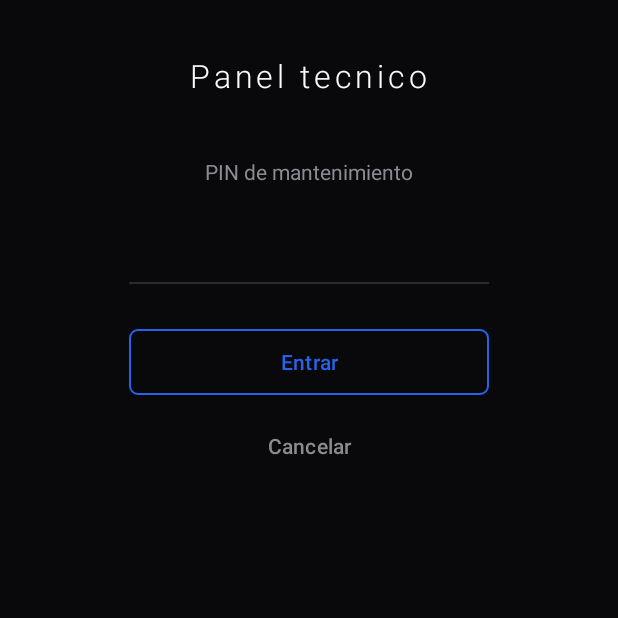
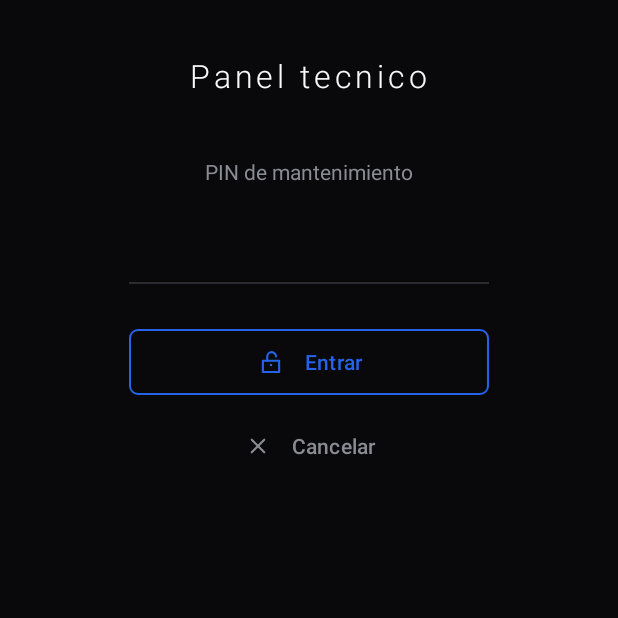
Before and after one commit to ingenieronieto/DIAGNOSTRUCT-releases, an Android app: the TechnicianActivity screen opened directly, with no data from a screen before it, on a phone screen of 412 x 824 dp, the top half of it. Run offline under Robolectric (Android 15) with nearby library versions, the phone set to English and light mode, and no system bars.

```diff
--- a/os/kiosk/launcher/app/src/main/java/com/diagnostruct/os/ui/KioskLauncherActivity.kt
+++ b/os/kiosk/launcher/app/src/main/java/com/diagnostruct/os/ui/KioskLauncherActivity.kt
@@ -9,6 +9,7 @@ import android.os.SystemClock
 import android.util.Log
 import android.view.View
 import androidx.activity.OnBackPressedCallback
+import androidx.annotation.DrawableRes
 import androidx.appcompat.app.AppCompatActivity
 import androidx.core.view.WindowCompat
 import androidx.core.view.WindowInsetsCompat
@@ -93,6 +94,7 @@ class KioskLauncherActivity : AppCompatActivity() {
                 detail = getString(R.string.estado_mantenimiento_detalle),
                 busy = false,
                 showActions = true,
+                icon = R.drawable.ic_mantenimiento,
             )
             return
         }
@@ -107,6 +109,7 @@ class KioskLauncherActivity : AppCompatActivity() {
                 detail = resources.getQuantityString(R.plurals.estado_tregua_detalle, minutos, minutos),
                 busy = false,
                 showActions = true,
+                icon = R.drawable.ic_pausa,
             )
             return
         }
@@ -119,6 +122,7 @@ class KioskLauncherActivity : AppCompatActivity() {
                 detail = getString(R.string.estado_sin_app_detalle),
                 busy = true,
                 showActions = true,
+                icon = R.drawable.ic_descarga,
             )
             UpdateScheduler.checkNow(this)
             return
@@ -202,6 +206,7 @@ class KioskLauncherActivity : AppCompatActivity() {
         detail = getString(R.string.estado_fallo_detalle),
         busy = false,
         showActions = true,
+        icon = R.drawable.ic_alerta,
     )
 
     /**
@@ -230,12 +235,30 @@ class KioskLauncherActivity : AppCompatActivity() {
             .isSuccess
     }
 
-    private fun showState(title: String, detail: String, busy: Boolean, showActions: Boolean) {
+    /**
+     * Pinta un estado. [icon] es opcional: solo llevan señal los estados que el
+     * tecnico debe reconocer sin leer. Durante el arranque normal no se dibuja,
+     * para que la pantalla siga siendo la marca y nada mas.
+     */
+    private fun showState(
+        title: String,
+        detail: String,
+        busy: Boolean,
+        showActions: Boolean,
+        @DrawableRes icon: Int = NO_ICON,
+    ) {
         binding.stateTitle.text = title
         binding.stateDetail.text = detail
         binding.progress.visibility = if (busy) View.VISIBLE else View.GONE
         binding.actionRetry.visibility = if (showActions) View.VISIBLE else View.GONE
         binding.actionTechnician.visibility = if (showActions) View.VISIBLE else View.GONE
+
+        if (icon == NO_ICON) {
+            binding.stateIcon.visibility = View.GONE
+        } else {
+            binding.stateIcon.setImageResource(icon)
+            binding.stateIcon.visibility = View.VISIBLE
+        }
     }
 
     private fun goFullScreen() {
@@ -257,6 +280,9 @@ class KioskLauncherActivity : AppCompatActivity() {
         /** Segundos de acceso al panel tras encender. Poner a 0 lo desactiva. */
         const val BOOT_WINDOW_SECONDS = 3
 
+        /** Estado sin señal: la pantalla se queda solo con la marca. */
+        const val NO_ICON = 0
+
         /**
          * Vive en el companion a proposito: se quiere una ventana por arranque
          * del proceso, no una cada vez que se vuelve de la aplicacion.
--- /dev/null
+++ b/os/kiosk/launcher/app/src/main/res/drawable/ic_actualizar.xml
@@ -0,0 +1,30 @@
+<?xml version="1.0" encoding="utf-8"?>
+<!-- Actualizar: descarga que aterriza sobre el equipo -->
+<vector xmlns:android="http://schemas.android.com/apk/res/android"
+    android:width="24dp"
+    android:height="24dp"
+    android:viewportWidth="24"
+    android:viewportHeight="24"
+    android:tint="@color/texto">
+    <path
+        android:pathData="M12,3.5 L12,14.5"
+        android:fillColor="@android:color/transparent"
+        android:strokeColor="#FFFFFFFF"
+        android:strokeWidth="1.7"
+        android:strokeLineCap="round"
+        android:strokeLineJoin="round" />
+    <path
+        android:pathData="M7.8,10.3 L12,14.5 L16.2,10.3"
+        android:fillColor="@android:color/transparent"
+        android:strokeColor="#FFFFFFFF"
+        android:strokeWidth="1.7"
+        android:strokeLineCap="round"
+        android:strokeLineJoin="round" />
+    <path
+        android:pathData="M4.5,19.5 L19.5,19.5"
+        android:fillColor="@android:color/transparent"
+        android:strokeColor="#FFFFFFFF"
+        android:strokeWidth="1.7"
+        android:strokeLineCap="round"
+        android:strokeLineJoin="round" />
+</vector>
--- /dev/null
+++ b/os/kiosk/launcher/app/src/main/res/drawable/ic_alerta.xml
@@ -0,0 +1,26 @@
+<?xml version="1.0" encoding="utf-8"?>
+<!-- Aviso: la aplicacion no arranca -->
+<vector xmlns:android="http://schemas.android.com/apk/res/android"
+    android:width="24dp"
+    android:height="24dp"
+    android:viewportWidth="24"
+    android:viewportHeight="24"
+    android:tint="@color/texto">
+    <path
+        android:pathData="M12,3.8 L21,19.6 L3,19.6 Z"
+        android:fillColor="@android:color/transparent"
+        android:strokeColor="#FFFFFFFF"
+        android:strokeWidth="1.7"
+        android:strokeLineCap="round"
+        android:strokeLineJoin="round" />
+    <path
+        android:pathData="M12,9.8 L12,13.8"
+        android:fillColor="@android:color/transparent"
+        android:strokeColor="#FFFFFFFF"
+        android:strokeWidth="1.7"
+        android:strokeLineCap="round"
+        android:strokeLineJoin="round" />
+    <path
+        android:pathData="M12,16.9 m-1,0 a1,1 0 1,0 2,0 a1,1 0 1,0 -2,0"
+        android:fillColor="#FFFFFFFF" />
+</vector>
--- /dev/null
+++ b/os/kiosk/launcher/app/src/main/res/drawable/ic_cancelar.xml
@@ -0,0 +1,23 @@
+<?xml version="1.0" encoding="utf-8"?>
+<!-- Cancelar -->
+<vector xmlns:android="http://schemas.android.com/apk/res/android"
+    android:width="24dp"
+    android:height="24dp"
+    android:viewportWidth="24"
+    android:viewportHeight="24"
+    android:tint="@color/texto">
+    <path
+        android:pathData="M7,7 L17,17"
+        android:fillColor="@android:color/transparent"
+        android:strokeColor="#FFFFFFFF"
+        android:strokeWidth="1.7"
+        android:strokeLineCap="round"
+        android:strokeLineJoin="round" />
+    <path
+        android:pathData="M17,7 L7,17"
+        android:fillColor="@android:color/transparent"
+        android:strokeColor="#FFFFFFFF"
+        android:strokeWidth="1.7"
+        android:strokeLineCap="round"
+        android:strokeLineJoin="round" />
+</vector>
--- /dev/null
+++ b/os/kiosk/launcher/app/src/main/res/drawable/ic_descarga.xml
@@ -0,0 +1,30 @@
+<?xml version="1.0" encoding="utf-8"?>
+<!-- Instalando: la aplicacion aun no esta -->
+<vector xmlns:android="http://schemas.android.com/apk/res/android"
+    android:width="24dp"
+    android:height="24dp"
+    android:viewportWidth="24"
+    android:viewportHeight="24"
+    android:tint="@color/texto">
+    <path
+        android:pathData="M12,3.5 L12,13.5"
+        android:fillColor="@android:color/transparent"
+        android:strokeColor="#FFFFFFFF"
+        android:strokeWidth="1.7"
+        android:strokeLineCap="round"
+        android:strokeLineJoin="round" />
+    <path
+        android:pathData="M8,9.5 L12,13.5 L16,9.5"
+        android:fillColor="@android:color/transparent"
+        android:strokeColor="#FFFFFFFF"
+        android:strokeWidth="1.7"
+        android:strokeLineCap="round"
+        android:strokeLineJoin="round" />
+    <path
+        android:pathData="M4.5,17 L4.5,20 L19.5,20 L19.5,17"
+        android:fillColor="@android:color/transparent"
+        android:strokeColor="#FFFFFFFF"
+        android:strokeWidth="1.7"
+        android:strokeLineCap="round"
+        android:strokeLineJoin="round" />
+</vector>
--- /dev/null
+++ b/os/kiosk/launcher/app/src/main/res/drawable/ic_entrar.xml
@@ -0,0 +1,26 @@
+<?xml version="1.0" encoding="utf-8"?>
+<!-- Entrar: candado abierto -->
+<vector xmlns:android="http://schemas.android.com/apk/res/android"
+    android:width="24dp"
+    android:height="24dp"
+    android:viewportWidth="24"
+    android:viewportHeight="24"
+    android:tint="@color/texto">
+    <path
+        android:pathData="M5.5,11 L18.5,11 L18.5,20 L5.5,20 Z"
+        android:fillColor="@android:color/transparent"
+        android:strokeColor="#FFFFFFFF"
+        android:strokeWidth="1.7"
+        android:strokeLineCap="round"
+        android:strokeLineJoin="round" />
+    <path
+        android:pathData="M9,11 L9,7.6 A 3.5,3.5 0 0 1 16,7.6"
+        android:fillColor="@android:color/transparent"
+        android:strokeColor="#FFFFFFFF"
+        android:strokeWidth="1.7"
+        android:strokeLineCap="round"
+        android:strokeLineJoin="round" />
+    <path
+        android:pathData="M12,14.4 m-1,0 a1,1 0 1,0 2,0 a1,1 0 1,0 -2,0"
+        android:fillColor="#FFFFFFFF" />
+</vector>
--- /dev/null
+++ b/os/kiosk/launcher/app/src/main/res/drawable/ic_mantenimiento.xml
@@ -0,0 +1,37 @@
+<?xml version="1.0" encoding="utf-8"?>
+<!-- Mantenimiento: dos controles deslizantes -->
+<vector xmlns:android="http://schemas.android.com/apk/res/android"
+    android:width="24dp"
+    android:height="24dp"
+    android:viewportWidth="24"
+    android:viewportHeight="24"
+    android:tint="@color/texto">
+    <path
+        android:pathData="M4,8.5 L20,8.5"
+        android:fillColor="@android:color/transparent"
+        android:strokeColor="#FFFFFFFF"
+        android:strokeWidth="1.7"
+        android:strokeLineCap="round"
+        android:strokeLineJoin="round" />
+    <path
+        android:pathData="M4,15.5 L20,15.5"
+        android:fillColor="@android:color/transparent"
+        android:strokeColor="#FFFFFFFF"
+        android:strokeWidth="1.7"
+        android:strokeLineCap="round"
+        android:strokeLineJoin="round" />
+    <path
+        android:pathData="M9.2,8.5 m-2.2,0 a2.2,2.2 0 1,0 4.4,0 a2.2,2.2 0 1,0 -4.4,0"
+        android:fillColor="@android:color/transparent"
+        android:strokeColor="#FFFFFFFF"
+        android:strokeWidth="1.7"
+        android:strokeLineCap="round"
+        android:strokeLineJoin="round" />
+    <path
+        android:pathData="M14.8,15.5 m-2.2,0 a2.2,2.2 0 1,0 4.4,0 a2.2,2.2 0 1,0 -4.4,0"
+        android:fillColor="@android:color/transparent"
+        android:strokeColor="#FFFFFFFF"
+        android:strokeWidth="1.7"
+        android:strokeLineCap="round"
+        android:strokeLineJoin="round" />
+</vector>
--- /dev/null
+++ b/os/kiosk/launcher/app/src/main/res/drawable/ic_pausa.xml
@@ -0,0 +1,23 @@
+<?xml version="1.0" encoding="utf-8"?>
+<!-- Tregua de mantenimiento -->
+<vector xmlns:android="http://schemas.android.com/apk/res/android"
+    android:width="24dp"
+    android:height="24dp"
+    android:viewportWidth="24"
+    android:viewportHeight="24"
+    android:tint="@color/texto">
+    <path
+        android:pathData="M9.6,6.5 L9.6,17.5"
+        android:fillColor="@android:color/transparent"
+        android:strokeColor="#FFFFFFFF"
+        android:strokeWidth="1.9"
+        android:strokeLineCap="round"
+        android:strokeLineJoin="round" />
+    <path
+        android:pathData="M14.4,6.5 L14.4,17.5"
+        android:fillColor="@android:color/transparent"
+        android:strokeColor="#FFFFFFFF"
+        android:strokeWidth="1.9"
+        android:strokeLineCap="round"
+        android:strokeLineJoin="round" />
+</vector>
--- /dev/null
+++ b/os/kiosk/launcher/app/src/main/res/drawable/ic_pin.xml
@@ -0,0 +1,37 @@
+<?xml version="1.0" encoding="utf-8"?>
+<!-- PIN: llave -->
+<vector xmlns:android="http://schemas.android.com/apk/res/android"
+    android:width="24dp"
+    android:height="24dp"
+    android:viewportWidth="24"
+    android:viewportHeight="24"
+    android:tint="@color/texto">
+    <path
+        android:pathData="M9,14.8 m-4,0 a4,4 0 1,0 8,0 a4,4 0 1,0 -8,0"
+        android:fillColor="@android:color/transparent"
+        android:strokeColor="#FFFFFFFF"
+        android:strokeWidth="1.7"
+        android:strokeLineCap="round"
+        android:strokeLineJoin="round" />
+    <path
+        android:pathData="M11.9,12 L19.5,4.5"
+        android:fillColor="@android:color/transparent"
+        android:strokeColor="#FFFFFFFF"
+        android:strokeWidth="1.7"
+        android:strokeLineCap="round"
+        android:strokeLineJoin="round" />
+    <path
+        android:pathData="M17.4,6.6 L19.2,8.4"
+        android:fillColor="@android:color/transparent"
+        android:strokeColor="#FFFFFFFF"
+        android:strokeWidth="1.7"
+        android:strokeLineCap="round"
+        android:strokeLineJoin="round" />
+    <path
+        android:pathData="M15.1,8.9 L16.6,10.4"
+        android:fillColor="@android:color/transparent"
+        android:strokeColor="#FFFFFFFF"
+        android:strokeWidth="1.7"
+        android:strokeLineCap="round"
+        android:strokeLineJoin="round" />
+</vector>
--- /dev/null
+++ b/os/kiosk/launcher/app/src/main/res/drawable/ic_politica.xml
@@ -0,0 +1,23 @@
+<?xml version="1.0" encoding="utf-8"?>
+<!-- Politica: escudo con la marca de aplicada -->
+<vector xmlns:android="http://schemas.android.com/apk/res/android"
+    android:width="24dp"
+    android:height="24dp"
+    android:viewportWidth="24"
+    android:viewportHeight="24"
+    android:tint="@color/texto">
+    <path
+        android:pathData="M12,3 L19.5,6.2 L19.5,11.8 C19.5,16 16.3,19.2 12,20.8 C7.7,19.2 4.5,16 4.5,11.8 L4.5,6.2 Z"
+        android:fillColor="@android:color/transparent"
+        android:strokeColor="#FFFFFFFF"
+        android:strokeWidth="1.7"
+        android:strokeLineCap="round"
+        android:strokeLineJoin="round" />
+    <path
+        android:pathData="M8.8,11.9 L11,14.1 L15.2,9.9"
+        android:fillColor="@android:color/transparent"
+        android:strokeColor="#FFFFFFFF"
+        android:strokeWidth="1.7"
+        android:strokeLineCap="round"
+        android:strokeLineJoin="round" />
+</vector>
--- /dev/null
+++ b/os/kiosk/launcher/app/src/main/res/drawable/ic_volver.xml
@@ -0,0 +1,30 @@
+<?xml version="1.0" encoding="utf-8"?>
+<!-- Entrar: flecha que atraviesa un umbral -->
+<vector xmlns:android="http://schemas.android.com/apk/res/android"
+    android:width="24dp"
+    android:height="24dp"
+    android:viewportWidth="24"
+    android:viewportHeight="24"
+    android:tint="@color/texto">
+    <path
+        android:pathData="M4,12 L13.5,12"
+        android:fillColor="@android:color/transparent"
+        android:strokeColor="#FFFFFFFF"
+        android:strokeWidth="1.7"
+        android:strokeLineCap="round"
+        android:strokeLineJoin="round" />
+    <path
+        android:pathData="M10,8.5 L13.5,12 L10,15.5"
+        android:fillColor="@android:color/transparent"
+        android:strokeColor="#FFFFFFFF"
+        android:strokeWidth="1.7"
+        android:strokeLineCap="round"
+        android:strokeLineJoin="round" />
+    <path
+        android:pathData="M16.5,4.5 L19.5,4.5 L19.5,19.5 L16.5,19.5"
+        android:fillColor="@android:color/transparent"
+        android:strokeColor="#FFFFFFFF"
+        android:strokeWidth="1.7"
+        android:strokeLineCap="round"
+        android:strokeLineJoin="round" />
+</vector>
--- /dev/null
+++ b/os/kiosk/launcher/app/src/main/res/drawable/ic_wifi.xml
@@ -0,0 +1,33 @@
+<?xml version="1.0" encoding="utf-8"?>
+<!-- Wi-Fi: tres arcos y el punto del equipo -->
+<vector xmlns:android="http://schemas.android.com/apk/res/android"
+    android:width="24dp"
+    android:height="24dp"
+    android:viewportWidth="24"
+    android:viewportHeight="24"
+    android:tint="@color/texto">
+    <path
+        android:pathData="M3.2,9.4 A 12.5,12.5 0 0 1 20.8,9.4"
+        android:fillColor="@android:color/transparent"
+        android:strokeColor="#FFFFFFFF"
+        android:strokeWidth="1.7"
+        android:strokeLineCap="round"
+        android:strokeLineJoin="round" />
+    <path
+        android:pathData="M6.4,12.6 A 8,8 0 0 1 17.6,12.6"
+        android:fillColor="@android:color/transparent"
+        android:strokeColor="#FFFFFFFF"
+        android:strokeWidth="1.7"
+        android:strokeLineCap="round"
+        android:strokeLineJoin="round" />
+    <path
+        android:pathData="M9.6,15.8 A 3.6,3.6 0 0 1 14.4,15.8"
+        android:fillColor="@android:color/transparent"
+        android:strokeColor="#FFFFFFFF"
+        android:strokeWidth="1.7"
+        android:strokeLineCap="round"
+        android:strokeLineJoin="round" />
+    <path
+        android:pathData="M12,19.6 m-1.15,0 a1.15,1.15 0 1,0 2.3,0 a1.15,1.15 0 1,0 -2.3,0"
+        android:fillColor="#FFFFFFFF" />
+</vector>
--- a/os/kiosk/launcher/app/src/main/res/layout/activity_kiosk.xml
+++ b/os/kiosk/launcher/app/src/main/res/layout/activity_kiosk.xml
@@ -19,11 +19,28 @@
         android:contentDescription="@string/logo_descripcion"
         android:src="@drawable/marca_diagnostruct" />
 
+    <!--
+      Señal de estado. Solo aparece cuando pasa algo que el tecnico debe
+      reconocer sin leer: la aplicacion no arranca, falta instalarla, o el
+      kiosco esta en pausa. En marcha normal no se dibuja nada aqui.
+    -->
+    <ImageView
+        android:id="@+id/state_icon"
+        android:layout_width="30dp"
+        android:layout_height="30dp"
+        android:layout_marginTop="26dp"
+        android:contentDescription="@null"
+        android:tint="@color/acento"
+        android:visibility="gone"
+        tools:ignore="UseAppTint"
+        tools:src="@drawable/ic_alerta"
+        tools:visibility="visible" />
+
     <TextView
         android:id="@+id/state_title"
         android:layout_width="wrap_content"
         android:layout_height="wrap_content"
-        android:layout_marginTop="24dp"
+        android:layout_marginTop="20dp"
         android:fontFamily="sans-serif-light"
         android:letterSpacing="0.14"
         android:textColor="@color/texto"
--- a/os/kiosk/launcher/app/src/main/res/layout/activity_technician.xml
+++ b/os/kiosk/launcher/app/src/main/res/layout/activity_technician.xml
@@ -1,5 +1,6 @@
 <?xml version="1.0" encoding="utf-8"?>
 <ScrollView xmlns:android="http://schemas.android.com/apk/res/android"
+    xmlns:app="http://schemas.android.com/apk/res-auto"
     android:layout_width="match_parent"
     android:layout_height="match_parent"
     android:background="@color/fondo"
@@ -59,7 +60,8 @@
                 android:layout_height="wrap_content"
                 android:layout_marginTop="26dp"
                 android:minHeight="52dp"
-                android:text="@string/tecnico_entrar" />
+                android:text="@string/tecnico_entrar"
+                app:icon="@drawable/ic_entrar" />
 
             <com.google.android.material.button.MaterialButton
                 android:id="@+id/action_cancel"
@@ -68,7 +70,8 @@
                 android:layout_height="wrap_content"
                 android:layout_marginTop="4dp"
                 android:minHeight="52dp"
-                android:text="@string/tecnico_cancelar" />
+                android:text="@string/tecnico_cancelar"
+                app:icon="@drawable/ic_cancelar" />
         </LinearLayout>
 
         <!-- Estado desbloqueado: acciones de mantenimiento -->
@@ -83,47 +86,52 @@
 
             <com.google.android.material.button.MaterialButton
                 android:id="@+id/action_open_app"
-                style="@style/Boton.Acento"
+                style="@style/Boton.Lista.Acento"
                 android:layout_width="320dp"
                 android:layout_height="wrap_content"
                 android:minHeight="52dp"
-                android:text="@string/tecnico_abrir_app" />
+                android:text="@string/tecnico_abrir_app"
+                app:icon="@drawable/ic_volver" />
 
             <com.google.android.material.button.MaterialButton
                 android:id="@+id/action_wifi"
-                style="@style/Boton"
+                style="@style/Boton.Lista"
                 android:layout_width="320dp"
                 android:layout_height="wrap_content"
                 android:layout_marginTop="8dp"
                 android:minHeight="52dp"
-                android:text="@string/tecnico_wifi" />
+                android:text="@string/tecnico_wifi"
+                app:icon="@drawable/ic_wifi" />
 
             <com.google.android.material.button.MaterialButton
                 android:id="@+id/action_update"
-                style="@style/Boton"
+                style="@style/Boton.Lista"
                 android:layout_width="320dp"
                 android:layout_height="wrap_content"
                 android:layout_marginTop="8dp"
                 android:minHeight="52dp"
-                android:text="@string/tecnico_actualizar" />
+                android:text="@string/tecnico_actualizar"
+                app:icon="@drawable/ic_actualizar" />
 
             <com.google.android.material.button.MaterialButton
                 android:id="@+id/action_reapply"
-                style="@style/Boton"
+                style="@style/Boton.Lista"
                 android:layout_width="320dp"
                 android:layout_height="wrap_content"
                 android:layout_marginTop="8dp"
                 android:minHeight="52dp"
-                android:text="@string/tecnico_reaplicar" />
+                android:text="@string/tecnico_reaplicar"
+                app:icon="@drawable/ic_politica" />
 
             <com.google.android.material.button.MaterialButton
                 android:id="@+id/action_toggle_kiosk"
-                style="@style/Boton"
+                style="@style/Boton.Lista"
                 android:layout_width="320dp"
                 android:layout_height="wrap_content"
                 android:layout_marginTop="8dp"
                 android:minHeight="52dp"
-                android:text="@string/tecnico_entrar_mantenimiento" />
+                android:text="@string/tecnico_entrar_mantenimiento"
+                app:icon="@drawable/ic_mantenimiento" />
 
             <!-- Cambio del PIN de mantenimiento -->
             <TextView
@@ -154,12 +162,13 @@
 
             <com.google.android.material.button.MaterialButton
                 android:id="@+id/action_change_pin"
-                style="@style/Boton"
+                style="@style/Boton.Lista"
                 android:layout_width="320dp"
                 android:layout_height="wrap_content"
                 android:layout_marginTop="10dp"
                 android:minHeight="52dp"
-                android:text="@string/tecnico_cambiar_pin" />
+                android:text="@string/tecnico_cambiar_pin"
+                app:icon="@drawable/ic_pin" />
 
             <TextView
                 android:id="@+id/diagnostics"
--- a/os/kiosk/launcher/app/src/main/res/values/themes.xml
+++ b/os/kiosk/launcher/app/src/main/res/values/themes.xml
@@ -32,12 +32,36 @@
         <item name="android:textAllCaps">false</item>
         <item name="android:letterSpacing">0.01</item>
         <item name="rippleColor">@color/linea</item>
+        <item name="iconSize">20dp</item>
+        <item name="iconPadding">12dp</item>
+        <item name="iconGravity">textStart</item>
+        <item name="iconTint">@color/texto_tenue</item>
     </style>
 
     <!-- La accion principal de cada pantalla, y solo esa, lleva el azul. -->
     <style name="Boton.Acento">
         <item name="strokeColor">@color/acento</item>
         <item name="android:textColor">@color/acento</item>
+        <item name="iconTint">@color/acento</item>
+    </style>
+
+    <!--
+      Las acciones del panel se leen como una lista, no como botones sueltos:
+      icono y texto alineados a la izquierda, para poder recorrerlas de un
+      vistazo en lugar de leer cinco etiquetas centradas.
+    -->
+    <style name="Boton.Lista">
+        <item name="android:gravity">start|center_vertical</item>
+        <item name="android:paddingStart">18dp</item>
+        <item name="android:paddingEnd">18dp</item>
+        <item name="iconGravity">start</item>
+        <item name="iconPadding">16dp</item>
+    </style>
+
+    <style name="Boton.Lista.Acento">
+        <item name="strokeColor">@color/acento</item>
+        <item name="android:textColor">@color/acento</item>
+        <item name="iconTint">@color/acento</item>
     </style>
 
     <!-- Acciones secundarias: sin contorno, para que no compitan. -->
@@ -45,6 +69,10 @@
         <item name="android:textColor">@color/texto_tenue</item>
         <item name="android:textAllCaps">false</item>
         <item name="rippleColor">@color/linea</item>
+        <item name="iconSize">20dp</item>
+        <item name="iconPadding">12dp</item>
+        <item name="iconGravity">textStart</item>
+        <item name="iconTint">@color/texto_tenue</item>
     </style>
 
     <style name="Campo">
```
